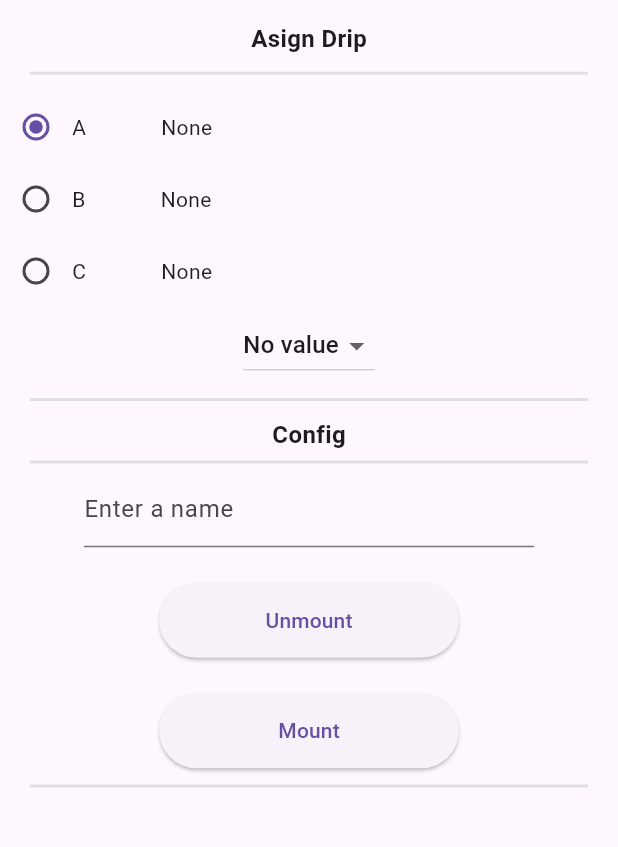
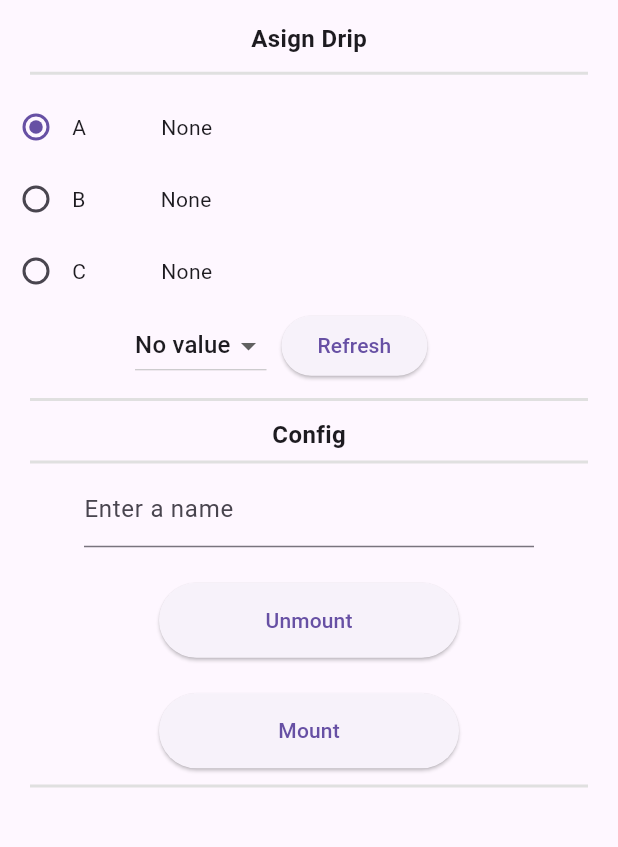
Before and after one commit to AyobamiMichael/hospital_app, a Flutter app: the CalibrationWidget screen opened directly, after a tap on "Unmount", on a phone screen of 412 x 824 dp, the part 63-910 px from its top. Run offline on Flutter 3.47's test engine with Material 3 defaults, Android fonts, the phone set to English and light mode, and no system bars; our stand-ins replace cloud_firestore, csv, file_picker, firebase_core, fl_chart, flutter_bluetooth_serial and 10 more; missing offline and left inert: dart:ffi, network_info_plus, udp, wifi_iot, wifi_scan; accounts and stored records are empty; network calls fail.

Commit message:
new update

```diff
--- a/hospital_app/lib/hospitalwidgets/calibration.dart
+++ b/hospital_app/lib/hospitalwidgets/calibration.dart
@@ -18,11 +18,15 @@ class _CalibrationWidgetState extends State<CalibrationWidget> {
   String message = '';
   String lowestDripLevel = '';
   String highestDripLevel = '';
-  String dropdownValue = 'Option 1';
+  String dropdownValue = '';
   String radioValue = 'A';
   String slot1 = 'No value';
   String slot2 = '';
   String slot3 = '';
+
+  String defaultdrip1 = 'No value';
+  String defaultdrip2 = '';
+  String defaultdrip3 = '';
 
   static late List<String> listOfSensorValues;
   final _dripNameController = TextEditingController();
@@ -30,9 +34,6 @@ class _CalibrationWidgetState extends State<CalibrationWidget> {
   @override
   void initState() {
     super.initState();
-    getSavedDripData(WirelessClassState.wifiGateway.toString(), 'SAVE.DATA');
-
-    saveDripData('HELLO');
   }
 
   @override
@@ -123,24 +124,55 @@ class _CalibrationWidgetState extends State<CalibrationWidget> {
                   ],
                 )
               ]),
+              Column(
+                children: [
+                  Row(
+                    children: [
+                      const SizedBox(
+                        width: 90,
+                      ),
                       DropdownButton<String>(
-                value: slot1,
+                        value: defaultdrip1,
                         onChanged: (String? newValue) {
                           setState(() {
-                    slot1 = newValue!;
+                            dropdownValue = newValue!;
                           });
                           print('DROPDOWN VALUE' + dropdownValue);
                           // SEND THE KEY TO ARDUINO
                           assignDripData(
-                      WirelessClassState.wifiGateway.toString(), dropdownValue);
+                              WirelessClassState.wifiGateway.toString(),
+                              dropdownValue);
                         },
-                items: <String>[slot1, slot2, slot3]
-                    .map<DropdownMenuItem<String>>((String value) {
+                        items: <String>[
+                          defaultdrip1,
+                          defaultdrip2,
+                          defaultdrip3
+                        ].map<DropdownMenuItem<String>>((String value) {
                           return DropdownMenuItem<String>(
                             value: value,
                             child: Text(value),
                           );
                         }).toList(),
+                      ),
+                      const SizedBox(
+                        width: 10,
+                      ),
+                      ElevatedButton(
+                        onPressed: () async {
+                          await refreshDripData(
+                              WirelessClassState.wifiGateway.toString(),
+                              'SAVE.DATA');
+
+                          getAndSaveDripDataFromArduinoListOfSensorsData(
+                              'HELLO');
+                          retriveDripData('HELLO');
+                          setState(() {});
+                        },
+                        child: const Text('Refresh'),
+                      ),
+                    ],
+                  ),
+                ],
               ),
               Divider(
                 height: 20,
@@ -510,10 +542,10 @@ class _CalibrationWidgetState extends State<CalibrationWidget> {
           message = '200';
         });
         // Save highest value
-        SharedPreferences prefs = await SharedPreferences.getInstance();
-        Future<bool> result =
-            prefs.setString('LOWESTDRIPLEVEL', lowestDripLevel);
-        print(result);
+        //SharedPreferences prefs = await SharedPreferences.getInstance();
+        //Future<bool> result =
+        //   prefs.setString('LOWESTDRIPLEVEL', lowestDripLevel);
+        //print(result);
       } else {
         print('Failed to send data. Status code: ${response.statusCode}');
       }
@@ -522,7 +554,7 @@ class _CalibrationWidgetState extends State<CalibrationWidget> {
     }
   }
 
-  Future<void> getSavedDripData(String wifiGateway, String dataToSend) async {
+  Future<void> refreshDripData(String wifiGateway, String dataToSend) async {
     print('okay Data');
     try {
       final response = await http.post(
@@ -554,10 +586,12 @@ class _CalibrationWidgetState extends State<CalibrationWidget> {
     }
   }
 
-  Future<void> saveDripData(String dataToSend) async {
+  Future<void> getAndSaveDripDataFromArduinoListOfSensorsData(
+      String dataToSend) async {
     print('SAVEDATA');
     setState(() {
-      if (WirelessClassState.listOfSensorValues[7].substring(21).isNotEmpty) {
+      if (WirelessClassState.listOfSensorValues[0]
+          .contains('Sensor DripLevel')) {
         slot1 = WirelessClassState.listOfSensorValues[7].substring(21);
         slot2 = WirelessClassState.listOfSensorValues[8].substring(20);
         slot3 = WirelessClassState.listOfSensorValues[9].substring(20);
@@ -570,13 +604,65 @@ class _CalibrationWidgetState extends State<CalibrationWidget> {
       //dropdownValue = slot1;
     });
 
-    print('SLOT ONE' + slot1);
-    print('SLOT TWO' + slot2);
-    print('SLOT THREE' + slot3);
+    //print('SLOT ONE' + slot1);
+    //print('SLOT TWO' + slot2);
+    //print('SLOT THREE' + slot3);
+
+    final prefs = await SharedPreferences.getInstance();
+
+    prefs.setString('defaultdrip1', slot1);
+    prefs.setString('defaultdrip2', slot2);
+    prefs.setString('defaultdrip3', slot3);
+  }
+
+  Future<void> retriveDripData(String dataToSend) async {
+    print('RETRIVEDATA');
+    final prefs = await SharedPreferences.getInstance();
+
+    setState(() {
+      // defaultdrip2 = prefs.getString('defaultdrip2')!;
+      //defaultdrip3 = prefs.getString('defaultdrip3')!;
+
+      if (defaultdrip1.isEmpty || defaultdrip1.contains('S NOT CHANGE')) {
+        defaultdrip1 = 'INVALID VALUE';
+      } else {
+        defaultdrip1 = prefs.getString('defaultdrip1')!;
+      }
+
+      if (defaultdrip2.isEmpty || defaultdrip2.contains('S NOT CHANGE')) {
+        defaultdrip2 = 'INVALID VALUE';
+      } else {
+        defaultdrip2 = prefs.getString('defaultdrip2')!;
+      }
+
+      if (defaultdrip3.isEmpty || defaultdrip3.contains('S NOT CHANGE')) {
+        defaultdrip3 = 'INVALID VALUE';
+      } else {
+        defaultdrip3 = prefs.getString('defaultdrip3')!;
+      }
+
+      /* if (WirelessClassState.listOfSensorValues[0]
+          .contains('Sensor DripLevel')) {
+        // slot1 = WirelessClassState.listOfSensorValues[7].substring(21);
+        // slot2 = WirelessClassState.listOfSensorValues[8].substring(20);
+        // slot3 = WirelessClassState.listOfSensorValues[9].substring(20);
+      } else {
+        slot1 = 'Option 1';
+        slot2 = 'Option 2';
+        slot3 = 'Option 3';
+      }
+       */
+      //dropdownValue = slot1;
+    });
+
+    print('SLOT ONE' + defaultdrip1);
+    print('SLOT TWO' + defaultdrip2);
+    print('SLOT THREE' + defaultdrip3);
   }
 
   Future<void> assignDripData(String wifiGateway, String dataToSend) async {
     print('okay Data');
+    // saveDripData('HELLO');
     try {
       final response = await http.post(
         Uri.parse('http://$wifiGateway/receiveData'),
```
Lines whose indentation alone changed are shown as unchanged.
